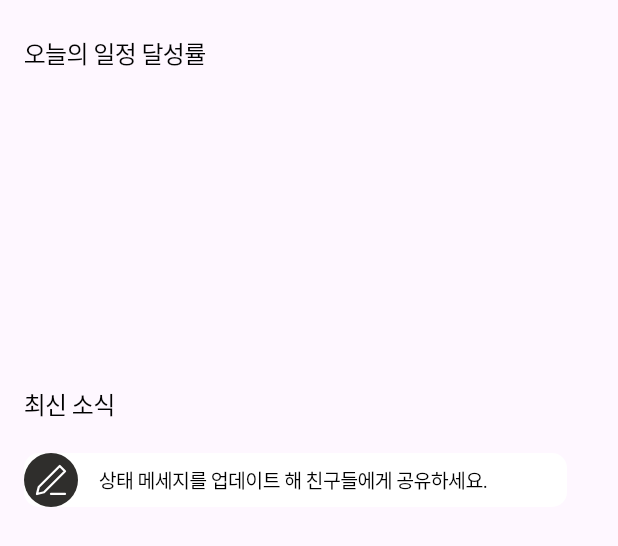
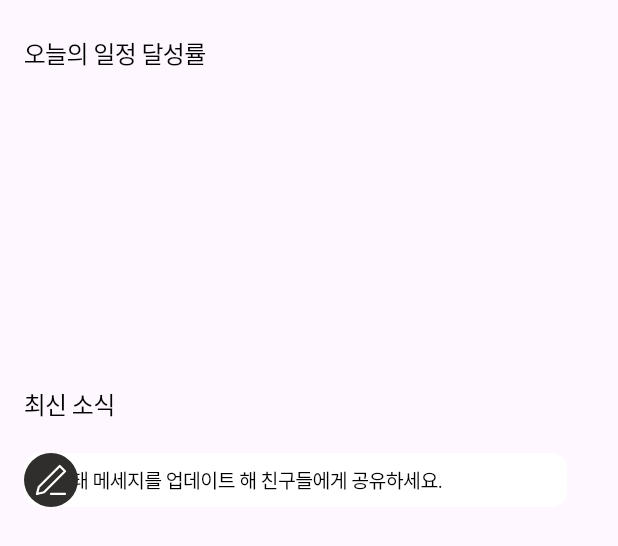
Before and after one commit to itsTimePlanear/planear, a Flutter app: the SocialScreen widget shown alone on an empty page, opened directly, on a phone screen of 412 x 824 dp. Shown: the top 546 px of the screen. Run offline on Flutter 3.47's test engine with Material 3 defaults, Android fonts, the phone set to English and light mode, and no system bars; our stand-ins replace carousel_slider, dropdown_button2, flutter_riverpod, flutter_secure_storage, flutter_styled_toast, flutter_svg and 9 more; missing offline and left inert: dart:ffi; accounts and stored records are empty; network calls fail; Roboto replaces fonts that are missing (PretendardRegular, PretendardSemi); project files that could hold a hidden picture were left out.

Commit message:
한글 디코딩

```diff
--- a/lib/repository/social_screen/achievement_repo.dart
+++ b/lib/repository/social_screen/achievement_repo.dart
@@ -19,7 +19,7 @@ Future<void> achievementGet(WidgetRef ref) async {
 
   if (response.statusCode == 200) {
     debugPrint('getAchievement 호출 성공');
-    final jsonResponse = jsonDecode(response.body);
+    final jsonResponse = jsonDecode(utf8.decode(response.bodyBytes));
 
     if (jsonResponse['success'] != null) {
       final successData = jsonResponse['success'];
--- a/lib/repository/social_screen/friend_repo_repo.dart
+++ b/lib/repository/social_screen/friend_repo_repo.dart
@@ -36,7 +36,7 @@ Future<bool> getFriendInfo(WidgetRef ref, String memberCode) async {
 
     if(response.statusCode == 200){
       debugPrint('$id 친구 정보 조회 성공');
-      final jsonLists = jsonDecode(response.body);
+      final jsonLists = jsonDecode(utf8.decode(response.bodyBytes));
       String nickname = jsonLists['success']['nickname'];
       List<dynamic> jsonItems = jsonLists['success']['wearingLists'];
       List<Friend> friends = [];
--- a/lib/screen/social_screen/social_screen.dart
+++ b/lib/screen/social_screen/social_screen.dart
@@ -242,7 +242,7 @@ class _SocialScreenState extends ConsumerState<SocialScreen> {
         Container(
           child: Stack(children: [
             Container(
-              padding: const EdgeInsets.symmetric(horizontal: 50, vertical: 8),
+              padding: const EdgeInsets.only(right: 50, top: 8, bottom: 8, left: 20),
               width: MediaQuery.sizeOf(context).width - 50,
               decoration: BoxDecoration(
                   borderRadius: BorderRadius.circular(10), color: Colors.white),
```
Also changed, not shown: assets/icons/template_fix3.svg (added), 3 other files.
